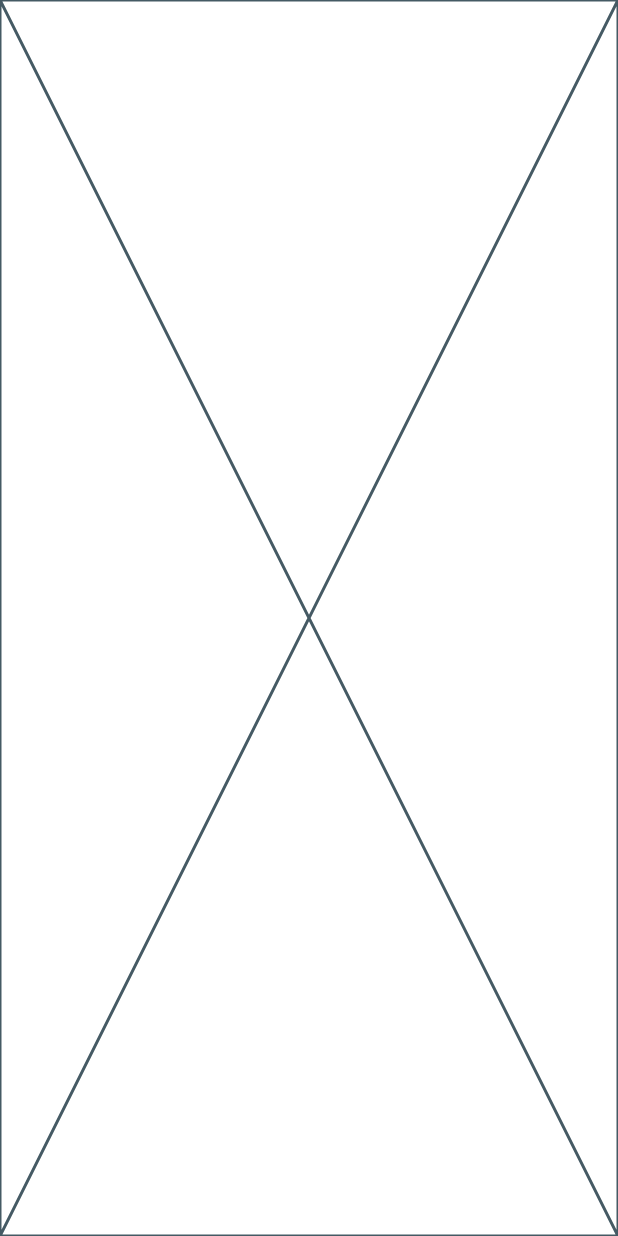
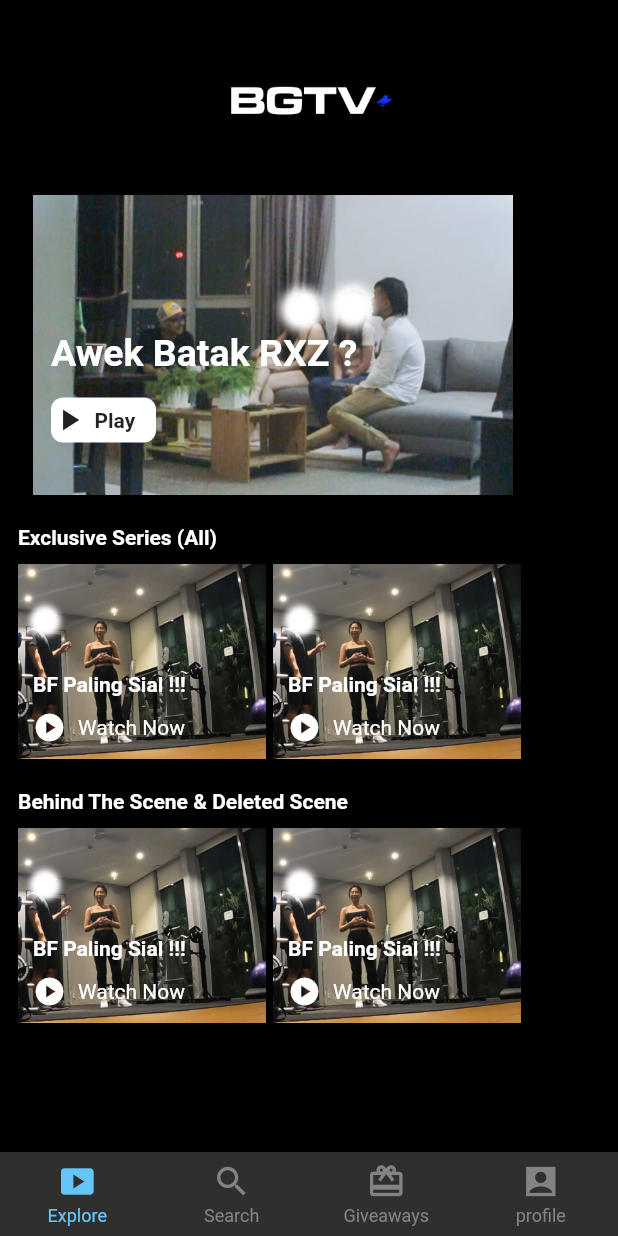
Before and after one commit to arshadmallik47/bgtv_App, a Flutter app: the screen it shows after launch, after a tap on "Login", on a phone screen of 412 x 824 dp. Run offline on Flutter 3.47's test engine with Material 2 defaults, Android fonts, the phone set to English and light mode, and no system bars; drawn by our look-alikes of persistent_bottom_nav_bar.

Commit message:
base setup

```diff
--- a/lib/ui/main_screen.dart
+++ b/lib/ui/main_screen.dart
@@ -1,10 +1,86 @@
+import 'package:bgtv/ui/pages/explore_page.dart';
+import 'package:bgtv/ui/pages/give_aways_page.dart';
+import 'package:bgtv/ui/pages/profile_page.dart';
+import 'package:bgtv/ui/pages/search_page.dart';
 import 'package:flutter/material.dart';
+import 'package:persistent_bottom_nav_bar/persistent_tab_view.dart';
 
-class MainScreen extends StatelessWidget {
+class MainScreen extends StatefulWidget {
   const MainScreen({super.key});
 
   @override
+  State<MainScreen> createState() => _MainScreenState();
+}
+
+class _MainScreenState extends State<MainScreen> {
+  final controller = PersistentTabController(initialIndex: 0);
+  List<Widget> _buildScreen() {
+    return [
+      const ExplorePage(),
+      const SearchPage(),
+      const GiveawaysPage(),
+      const ProfilePage(),
+    ];
+  }
+
+  List<PersistentBottomNavBarItem> _navBarItem() {
+    return [
+      PersistentBottomNavBarItem(
+        activeColorPrimary: const Color.fromRGBO(100, 198, 248, 1),
+        inactiveColorPrimary: const Color.fromRGBO(130, 131, 131, 1),
+       // textStyle: const TextStyle(fontSize: 17),
+        icon: const Icon(
+          Icons.smart_display,
+
+        ),
+        title: 'Explore',
+      ),
+      PersistentBottomNavBarItem(
+        activeColorPrimary:const Color.fromRGBO(100, 198, 248, 1),
+        inactiveColorPrimary: const Color.fromRGBO(130, 131, 131, 1),
+       // textStyle: const TextStyle(fontSize: 17),
+        icon: const Icon(
+          Icons.search,
+
+        ),
+        title: 'Search',
+      ),
+      PersistentBottomNavBarItem(
+        activeColorPrimary: const Color.fromRGBO(100, 198, 248, 1),
+        inactiveColorPrimary:const Color.fromRGBO(130, 131, 131, 1),
+       // textStyle: const TextStyle(fontSize: 17),
+        icon: const Icon(
+          Icons.card_giftcard_outlined,
+
+        ),
+        title: 'Giveaways',
+      ),
+      PersistentBottomNavBarItem(
+        activeColorPrimary: const Color.fromRGBO(100, 198, 248, 1),
+        inactiveColorPrimary: const Color.fromRGBO(130, 131, 131, 1),
+       // textStyle: const TextStyle(fontSize: 13),
+        icon: const Icon(
+          Icons.account_box_sharp,
+
+        ),
+        title: 'profile',
+      ),
+    ];
+  }
+
+  @override
   Widget build(BuildContext context) {
-    return const Placeholder();
+    return Scaffold(
+      backgroundColor: Colors.white,
+      // appBar: AppBarDesign(),
+      body: PersistentTabView(
+
+        context,
+        screens: _buildScreen(),
+        items: _navBarItem(),
+        backgroundColor: const Color.fromRGBO(47, 47, 46, 1),
+        navBarStyle: NavBarStyle.style6,
+      ),
+    );
   }
 }
--- /dev/null
+++ b/lib/ui/pages/explore_page.dart
@@ -0,0 +1,132 @@
+import 'package:bgtv/widgets/vedios.dart';
+import 'package:flutter/material.dart';
+
+class ExplorePage extends StatelessWidget {
+  const ExplorePage({super.key});
+
+  @override
+  Widget build(BuildContext context) {
+    return Scaffold(
+      backgroundColor: Colors.black,
+      body: Column(
+        crossAxisAlignment: CrossAxisAlignment.start,
+        children: [
+          const SizedBox(
+            height: 10,
+          ),
+          Container(
+            height: 120,
+            decoration: const BoxDecoration(
+              image: DecorationImage(
+                image: AssetImage('assets/images/applogo.png'),
+              ),
+            ),
+          ),
+          Padding(
+            padding: const EdgeInsets.only(left: 22, right: 22),
+            child: Container(
+              padding: const EdgeInsets.symmetric(horizontal: 12),
+              height: 200,
+              width: 320,
+              decoration: const BoxDecoration(
+                color: Colors.amber,
+                image: DecorationImage(
+                  image: AssetImage('assets/images/image3.jpg'),
+                  fit: BoxFit.cover,
+                ),
+              ),
+              child: Column(
+                mainAxisAlignment: MainAxisAlignment.end,
+                crossAxisAlignment: CrossAxisAlignment.start,
+                children: [
+                  const Text(
+                    'Awek Batak RXZ ?',
+                    style: TextStyle(
+                        color: Colors.white,
+                        fontSize: 25,
+                        fontWeight: FontWeight.bold),
+                  ),
+                  const SizedBox(
+                    height: 15,
+                  ),
+                  Container(
+                    height: 30,
+                    width: 70,
+                    decoration: BoxDecoration(
+                      color: Colors.white,
+                      borderRadius: BorderRadius.circular(8),
+                    ),
+                    child: Row(
+                      children: const [
+                        Icon(Icons.play_arrow),
+                        SizedBox(
+                          width: 5,
+                        ),
+                        Text(
+                          'Play',
+                          style: TextStyle(fontWeight: FontWeight.bold),
+                        )
+                      ],
+                    ),
+                  ),
+                  const SizedBox(
+                    height: 35,
+                  ),
+                ],
+              ),
+            ),
+          ),
+          const SizedBox(
+            height: 8,
+          ),
+          const Padding(
+            padding: EdgeInsets.only(top: 12.0, left: 12.0, bottom: 5),
+            child: Text(
+              'Exclusive Series (All)',
+              style: TextStyle(
+                color: Colors.white,
+                fontWeight: FontWeight.bold,
+              ),
+            ),
+          ),
+          SizedBox(height: 5,),
+          Padding(
+            padding: const EdgeInsets.only(left: 12.0, right: 12.0),
+            child: Row(
+              children: const [
+                MakeVideoCategory(),
+                SizedBox(
+                  width: 5,
+                ),
+                MakeVideoCategory(),
+              ],
+            ),
+          ),
+          const SizedBox(
+            height: 8,
+          ),
+          const Padding(
+            padding: EdgeInsets.only(top: 12, left: 12,bottom: 5),
+            child: Text(
+              'Behind The Scene & Deleted Scene',
+              style: TextStyle(
+                color: Colors.white,
+                fontWeight: FontWeight.bold
+              ),
+            ),
+          ),
+          const SizedBox(height: 5,),
+
+          Padding(
+            padding: const EdgeInsets.only(left: 12.0, right: 12.0),
+            child: Row(children:const [
+              MakeVideoCategory(),
+              SizedBox(width: 5,),
+              MakeVideoCategory(),
+            ],),
+          ),
+        ],
+      ),
+    );
+  }
+}
--- /dev/null
+++ b/lib/ui/pages/give_aways_page.dart
@@ -0,0 +1,15 @@
+import 'package:flutter/material.dart';
+class GiveawaysPage extends StatelessWidget {
+  const GiveawaysPage({super.key});
+
+  @override
+  Widget build(BuildContext context) {
+    return const Scaffold(
+      body: Center(
+        child: Text(
+          'Giveaways Page', style: TextStyle(fontSize: 40),
+        ),
+      ),
+    );
+  }
+}
--- /dev/null
+++ b/lib/ui/pages/profile_page.dart
@@ -0,0 +1,15 @@
+import 'package:flutter/material.dart';
+class ProfilePage extends StatelessWidget {
+  const ProfilePage({super.key});
+
+  @override
+  Widget build(BuildContext context) {
+    return const Scaffold(
+      body: Center(
+        child: Text(
+          'Profile Page', style: TextStyle(fontSize: 40),
+        ),
+      ),
+    );
+  }
+}
--- /dev/null
+++ b/lib/ui/pages/search_page.dart
@@ -0,0 +1,15 @@
+import 'package:flutter/material.dart';
+class SearchPage extends StatelessWidget {
+  const SearchPage({super.key});
+
+  @override
+  Widget build(BuildContext context) {
+    return const Scaffold(
+      body: Center(
+        child: Text(
+          'Search Page', style: TextStyle(fontSize: 40),
+        ),
+      ),
+    );
+  }
+}
--- a/lib/ui/place_order_screen.dart
+++ b/lib/ui/place_order_screen.dart
@@ -17,11 +17,11 @@ class _PlaceOrderScreenState extends State<PlaceOrderScreen> {
       backgroundColor: Colors.black,
       body: Column(
         children: [
-          SizedBox(
-            height: 20,
+          const SizedBox(
+            height: 15,
           ),
           Container(
-            height: 110,
+            height: 120,
             decoration: const BoxDecoration(
               image: DecorationImage(
                 image: AssetImage('assets/images/applogo.png'),
@@ -205,20 +205,24 @@ class _PlaceOrderScreenState extends State<PlaceOrderScreen> {
                     ),
                   ],
                 ),
+                // const Text(
+                //   'Your personal data will be used to',
+                //   style: TextStyle(color: Colors.white),
+                // ),
+                // const Text(
+                //   'process your order, support your ',
+                //   style: TextStyle(color: Colors.white),
+                // ),
+                // const Text(
+                //   'experience throughout this website',
+                //   style: TextStyle(color: Colors.white),
+                // ),
+                // const Text(
+                //   'and for other purpose discribed in',
+                //   style: TextStyle(color: Colors.white),
+                // ),
                 const Text(
-                  'Your personal data will be used to',
-                  style: TextStyle(color: Colors.white),
-                ),
-                const Text(
-                  'process your order, support your ',
-                  style: TextStyle(color: Colors.white),
-                ),
-                const Text(
-                  'experience throughout this website',
-                  style: TextStyle(color: Colors.white),
-                ),
-                const Text(
-                  'nand for other purpose discribed in',
+                  'Your personal data will be used to \nprocess your order, support your \nexperience throughout this website \nand for other purpose discribed in',
                   style: TextStyle(color: Colors.white),
                 ),
                 Row(
@@ -233,10 +237,12 @@ class _PlaceOrderScreenState extends State<PlaceOrderScreen> {
                     Text(
                       'Privacy policy',
                       style: TextStyle(color: Colors.blue),
-                    )
+                    ),
                   ],
                 ),
-                const SizedBox(height: 10,),
+                const SizedBox(
+                  height: 10,
+                ),
                 Row(
                   children: [
                     Checkbox(
@@ -253,8 +259,13 @@ class _PlaceOrderScreenState extends State<PlaceOrderScreen> {
                     ),
                   ],
                 ),
-                const SizedBox(height: 8,),
-                RoundedButton(colour: Colors.blue, title: 'PLACE ORDER', onPressed:(){}),
+                const SizedBox(
+                  height: 8,
+                ),
+                RoundedButton(
+                    colour: Colors.blue,
+                    title: 'PLACE ORDER',
+                    onPressed: () {}),
               ],
             ),
           ),
--- /dev/null
+++ b/lib/widgets/vedios.dart
@@ -0,0 +1,51 @@
+import 'package:flutter/material.dart';
+
+class MakeVideoCategory extends StatelessWidget {
+  const MakeVideoCategory({super.key});
+
+  @override
+  Widget build(BuildContext context) {
+    return Container(
+      padding: const EdgeInsets.symmetric(horizontal: 10),
+      height: 130,
+      width: 165,
+      decoration: const BoxDecoration(
+        color: Colors.white,
+        image: DecorationImage(
+            image: AssetImage('assets/images/image2.jpg'), fit: BoxFit.cover),
+      ),
+      child: Column(
+        mainAxisAlignment: MainAxisAlignment.end,
+        crossAxisAlignment: CrossAxisAlignment.start,
+        children: [
+          const Text(
+            'BF Paling Sial !!!',
+            style: TextStyle(color: Colors.white, fontWeight: FontWeight.bold),
+          ),
+          const SizedBox(
+            height: 10,
+          ),
+          Row(
+            children: const [
+              Icon(
+                Icons.play_circle,
+                color: Colors.white,
+                size: 22,
+              ),
+              SizedBox(
+                width: 8,
+              ),
+              Text(
+                'Watch Now',
+                style: TextStyle(color: Colors.white),
+              )
+            ],
+          ),
+          const SizedBox(
+            height: 10,
+          ),
+        ],
+      ),
+    );
+  }
+}
--- a/pubspec.yaml
+++ b/pubspec.yaml
@@ -35,6 +35,7 @@ dependencies:
   # The following adds the Cupertino Icons font to your application.
   # Use with the CupertinoIcons class for iOS style icons.
   cupertino_icons: ^1.0.2
+  persistent_bottom_nav_bar: ^5.0.2
 
 dev_dependencies:
   flutter_test:
@@ -62,6 +63,10 @@ flutter:
   assets:
     - assets/images/applogo.png
     - assets/images/bgtvlogo.png
+    - assets/images/image1.jpg
+    - assets/images/image2.jpg
+    - assets/images/image3.jpg
+    - assets/images/image4.jpg
 
   # An image asset can refer to one or more resolution-specific "variants", see
   # https://flutter.dev/assets-and-images/#resolution-aware
```
Also changed, not shown: assets/images/image1.jpg (added), assets/images/image2.jpg (added), assets/images/image3.jpg (added), assets/images/image4.jpg (added), pubspec.lock.
